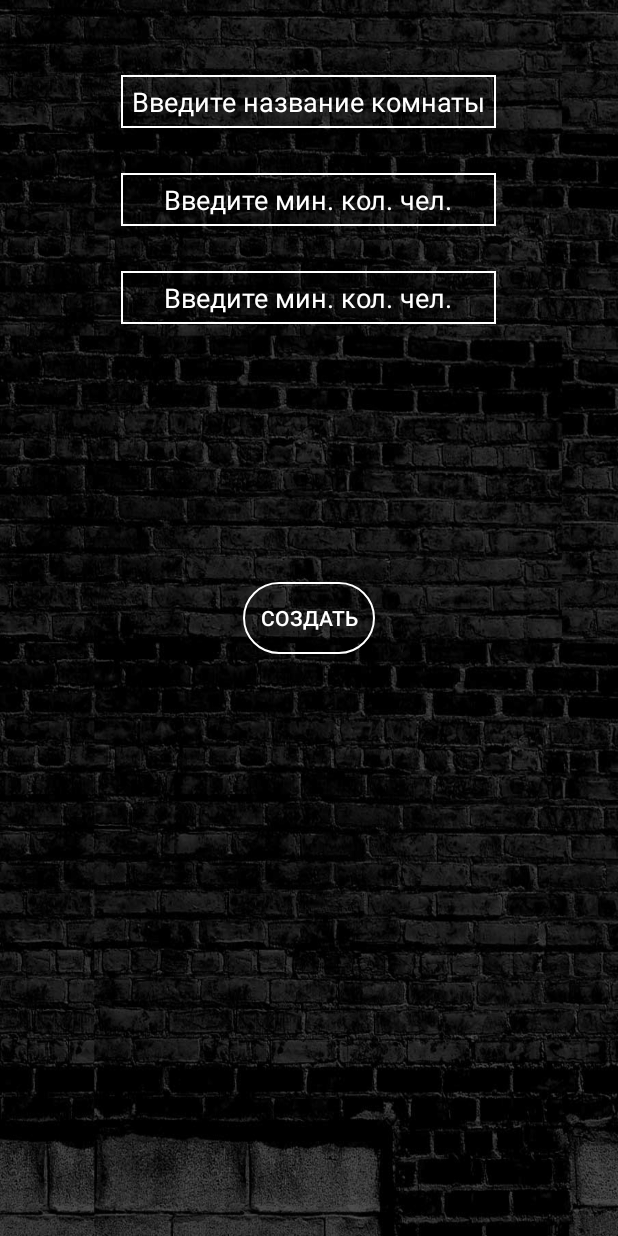
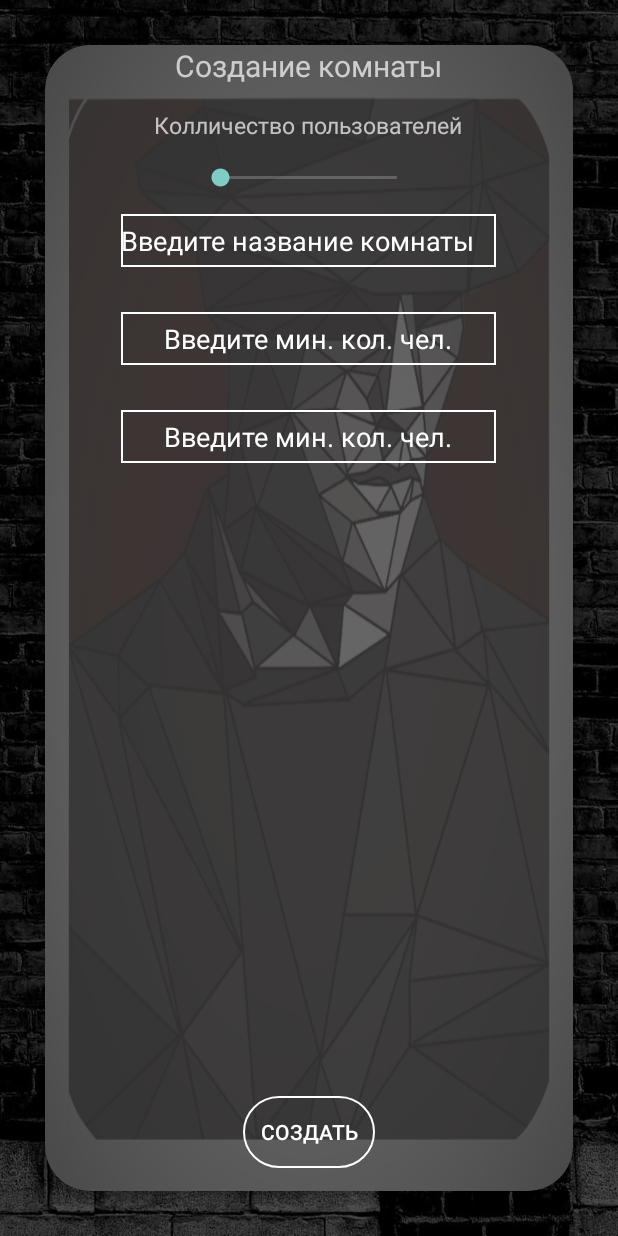
Before and after one commit to SilveGfor/Mafia_Go, an Android app: the fragment CreateRoomFragment shown on its own in the app's theme, on a phone screen of 412 x 824 dp. Run offline under Robolectric (Android 15) with nearby library versions, the phone set to English and light mode, and no system bars; libraries missing offline, so code that uses them is left out: io.socket.client, io.socket.emitter; 3 statements that could not run were skipped.

Commit message:
laptop-03.04

```diff
--- a/MafiaGo/app/src/main/java/com/example/mafiago/MainActivity.java
+++ b/MafiaGo/app/src/main/java/com/example/mafiago/MainActivity.java
@@ -12,10 +12,13 @@ import com.example.mafiago.fragments.StartFragment;
 
 public class MainActivity extends AppCompatActivity {
 
+    //Всё ли хорошо в коде
+    //какие элементы UI можно добавить
+
     public static String NickName = "";
     public static String Session_id = "";
     public static int Game_id;
-    public static String url = "15cc90d406f310.localhost.run";
+    public static String url = "ae60e8f8ba9d66.localhost.run";
 
     public static String password = "";
     public static String nick = "";
--- a/MafiaGo/app/src/main/java/com/example/mafiago/fragments/GameFragment.java
+++ b/MafiaGo/app/src/main/java/com/example/mafiago/fragments/GameFragment.java
@@ -211,7 +211,7 @@ public class GameFragment extends Fragment {
         gridView_users.setOnItemClickListener(new AdapterView.OnItemClickListener() {
             @Override
             public void onItemClick(AdapterView<?> parent, View view, int position, long id) {
-
+                Log.d("kkk", list_users2.get(position).nick);
             }
         });
 
@@ -329,7 +329,6 @@ public class GameFragment extends Fragment {
                             {
                                 Log.d("kkk", "remove" + list_users.get(i).nick);
                                 list_users.remove(i);
-
                             }
                         }
                         for (int i=list_users.size()-1; i>=0; i--)
--- a/MafiaGo/app/src/main/res/layout/fragment_create_room.xml
+++ b/MafiaGo/app/src/main/res/layout/fragment_create_room.xml
@@ -1,24 +1,65 @@
 <?xml version="1.0" encoding="utf-8"?>
-<RelativeLayout
-    xmlns:android="http://schemas.android.com/apk/res/android"
+<LinearLayout xmlns:android="http://schemas.android.com/apk/res/android"
     xmlns:tools="http://schemas.android.com/tools"
+    xmlns:app="http://schemas.android.com/apk/res-auto"
     android:background="@drawable/fon_menu"
     android:layout_width="match_parent"
     android:layout_height="match_parent"
     android:id="@+id/FragmentCreate">
 
+    <androidx.cardview.widget.CardView
+        android:layout_width="match_parent"
+        android:layout_height="match_parent"
+        android:layout_margin="30dp"
+        app:cardCornerRadius="30dp">
+        <RelativeLayout
+            android:layout_width="match_parent"
+            android:layout_height="match_parent">
+
+            <ImageView
+                android:layout_width="match_parent"
+                android:layout_height="match_parent"
+                android:background="@drawable/citizen"
+                android:alpha="0.25"/>
+
+            <TextView
+                android:id="@+id/fragmentCreateRoom_TV_name_view"
+                android:layout_width="wrap_content"
+                android:layout_height="wrap_content"
+                android:layout_centerHorizontal="true"
+                android:text="Создание комнаты"
+                android:textSize="20dp" />
+
+            <TextView
+                android:id="@+id/fragmentCreateRoom_TV_num_users"
+                android:layout_marginTop="15dp"
+                android:layout_width="wrap_content"
+                android:layout_height="wrap_content"
+                android:layout_centerHorizontal="true"
+                android:layout_below="@id/fragmentCreateRoom_TV_name_view"
+                android:text="Колличество пользователей"
+                android:textSize="15dp" />
 
             <EditText
                 android:id="@+id/ETRoomName"
-        android:layout_marginTop="50dp"
+                android:layout_marginTop="15dp"
                 android:layout_width="250dp"
                 android:layout_height="35dp"
-        android:gravity="center"
+                android:layout_below="@id/FragmentCreateRoom_seekBar_players"
                 android:hint="Введите название комнаты"
                 android:textColorHint="@color/colorWhite"
                 android:textColor="@color/colorWhite"
                 android:background="@drawable/round_edit_text"
                 android:layout_centerHorizontal="true"/>
+
+            <SeekBar
+                android:id="@+id/FragmentCreateRoom_seekBar_players"
+                android:layout_marginTop="15dp"
+                android:layout_below="@id/fragmentCreateRoom_TV_num_users"
+                android:layout_centerHorizontal="true"
+                android:layout_width="150dp"
+                android:layout_height="wrap_content"
+                android:max="255"/>
 
             <EditText
                 android:id="@+id/ETMinPeople"
@@ -51,12 +92,17 @@
                 android:id="@+id/btnCreate"
                 android:layout_width="wrap_content"
                 android:layout_height="wrap_content"
+                android:layout_alignParentBottom="true"
+                android:layout_centerHorizontal="true"
+                android:layout_margin="15dp"
                 android:background="@drawable/round_button"
                 android:text="Создать"
                 android:textColor="@color/colorWhite"
-        android:layout_marginTop="25dp"
-        android:layout_gravity="center"
-        android:layout_centerInParent="true"/>
+                android:layout_marginTop="25dp" />
+
+        </RelativeLayout>
+
+    </androidx.cardview.widget.CardView>
 
 
-</RelativeLayout>
+</LinearLayout>
```
Lines whose indentation alone changed are shown as unchanged.
